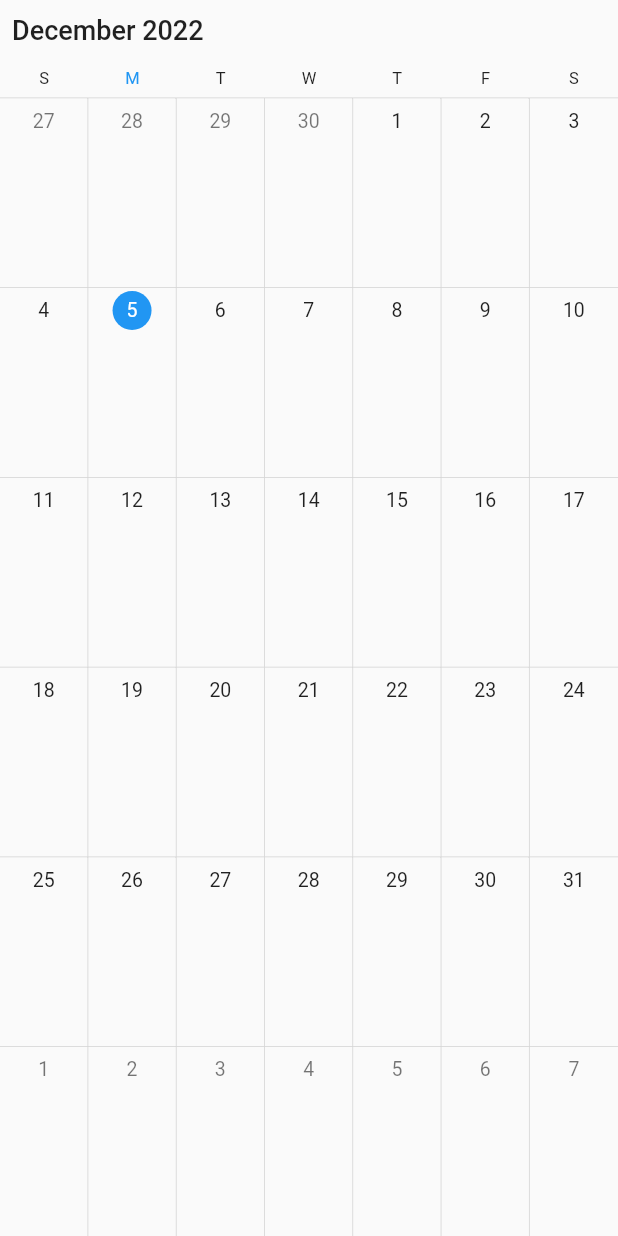
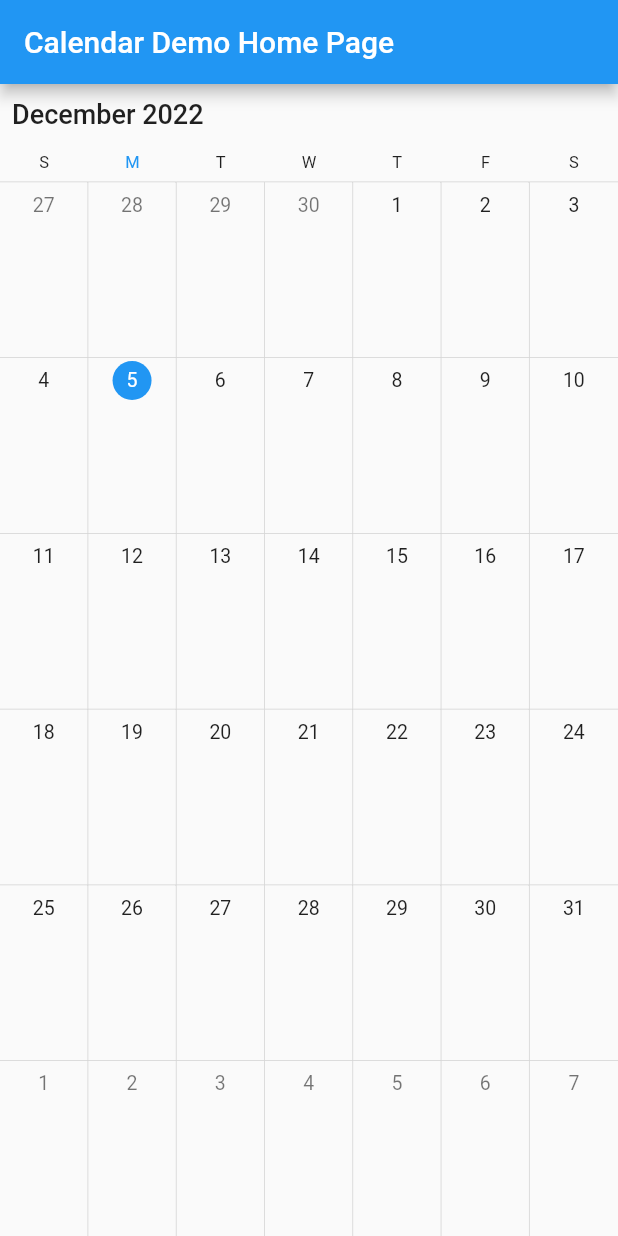
Before and after one commit to SyncfusionExamples/restrict-visible-date-ranges-in-flutter-event-calendar, a Flutter app: the screen it shows after launch, on a phone screen of 412 x 824 dp. Run offline on Flutter 3.47's test engine with Material 2 defaults, Android fonts, the phone set to English and light mode, and no system bars; drawn by our look-alikes of syncfusion_flutter_calendar.

Commit message:
sample updated

```diff
--- a/lib/main.dart
+++ b/lib/main.dart
@@ -1,22 +1,51 @@
 import 'package:flutter/material.dart';
 import 'package:syncfusion_flutter_calendar/calendar.dart';
 
-void main() => runApp(MinMaxDate());
+void main() {
+  runApp(const MyApp());
+}
 
-class MinMaxDate extends StatelessWidget {
+class MyApp extends StatelessWidget {
+  const MyApp({super.key});
+
+  // This widget is the root of your application.
   @override
   Widget build(BuildContext context) {
     return MaterialApp(
-        debugShowCheckedModeBanner: false,
-        home: Scaffold(
-          body: SafeArea(
-            child: SfCalendar(
-              view: CalendarView.month,
-              minDate: DateTime(2020, 10, 10, 9, 0, 0),
-              maxDate: DateTime(2021, 03, 25, 9, 0, 0),
-            ),
-            // This trailing comma makes auto-formatting nicer for build methods.
-          ),
-        ));
+      title: 'Calendar Demo',
+      debugShowCheckedModeBanner: false,
+      theme: ThemeData(
+        primarySwatch: Colors.blue,
+      ),
+      home: const MyHomePage(title: 'Calendar Demo Home Page'),
+    );
   }
 }
+
+class MyHomePage extends StatefulWidget {
+  const MyHomePage({super.key, required this.title});
+
+  final String title;
+
+  @override
+  State<MyHomePage> createState() => _MyHomePageState();
+}
+
+class _MyHomePageState extends State<MyHomePage> {
+
+  @override
+  Widget build(BuildContext context) {
+    return Scaffold(
+      appBar: AppBar(
+        // Here we take the value from the MyHomePage object that was created by
+        // the App.build method, and use it to set our appbar title.
+        title: Text(widget.title),
+      ),
+      body: SfCalendar(
+        view: CalendarView.month,
+        minDate: DateTime(2022, 10, 10, 9, 0, 0),
+        maxDate: DateTime(2023, 03, 25, 9, 0, 0),
+      ), // This trailing comma makes auto-formatting nicer for build methods.
+    );
+  }
+}
```
Also changed, not shown: analysis_options.yaml (added, +29 -0 lines), pubspec.yaml (+24 -10 lines), pubspec.lock (deleted), 89 other files.
